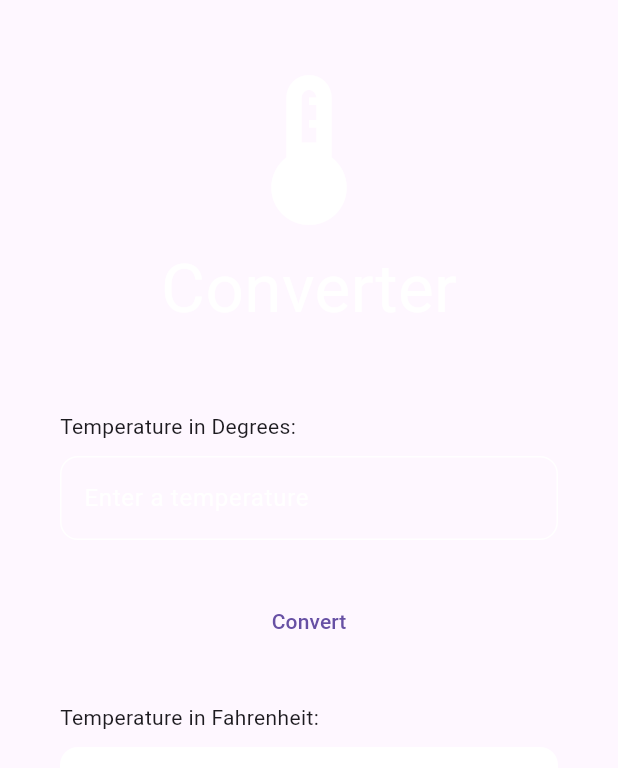
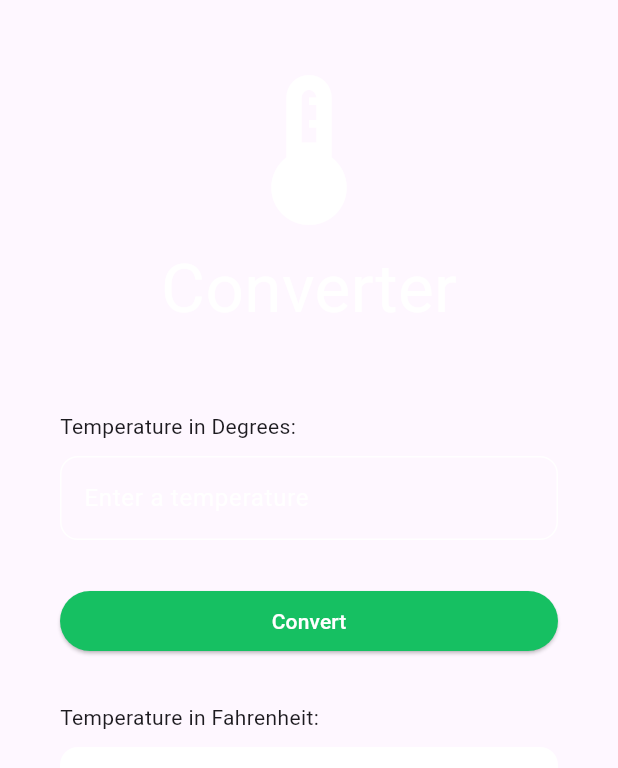
Before and after one commit to KimsokhomZz/FLUTTER-TERM-1, a Flutter app: the Temperature widget shown alone on an empty page, opened directly, on a phone screen of 412 x 824 dp. Shown: the top 768 px of the screen. Run offline on Flutter 3.47's test engine with Material 3 defaults, Android fonts, the phone set to English and light mode, and no system bars; our stand-ins replace percent_indicator.

Commit message:
Fixed Bug on BONUS-1

```diff
--- a/flutter_workspace/lib/WEEK 6/W6-S1/BONUS-1/main.dart
+++ b/flutter_workspace/lib/WEEK 6/W6-S1/BONUS-1/main.dart
@@ -1,6 +1,6 @@
 import 'package:flutter/material.dart';
-import 'package:flutter_workspace/WEEK%206/W6-S1/EXERCISE-3/screen/temperature.dart';
-import 'package:flutter_workspace/WEEK%206/W6-S1/EXERCISE-3/screen/welcome.dart';
+import 'package:flutter_workspace/WEEK%206/W6-S1/BONUS-1/screen/temperature.dart';
+import 'package:flutter_workspace/WEEK%206/W6-S1/BONUS-1/screen/welcome.dart';
 
 //App Widget
 class TemperatureApp extends StatefulWidget {
@@ -42,7 +42,7 @@ class _TemperatureAppState extends State<TemperatureApp> {
                   ? Welcome(
                       currentScreen: currentScreen,
                     )
-                  : Temperature(),
+                  : const Temperature(),
             ),
           ),
         ),
--- a/flutter_workspace/lib/WEEK 6/W6-S1/BONUS-1/screen/temperature.dart
+++ b/flutter_workspace/lib/WEEK 6/W6-S1/BONUS-1/screen/temperature.dart
@@ -77,11 +77,19 @@ class _TemperatureState extends State<Temperature> {
           const Text("Temperature in Degrees:"),
           const SizedBox(height: 10),
           TextField(
+              controller: _inputController,
               decoration: inputDecoration,
               style: const TextStyle(color: Colors.white)),
           const SizedBox(height: 30),
-          TextButton(
-              onPressed: convertTemperature, child: const Text('Convert')),
+          ElevatedButton(
+              onPressed: convertTemperature,
+              style: ElevatedButton.styleFrom(
+                backgroundColor: const Color(0xff16C062),
+                foregroundColor: Colors.white,
+              ),
+              child: const Text(
+                'Convert',
+              )),
           const SizedBox(height: 30),
           const Text("Temperature in Fahrenheit:"),
           const SizedBox(height: 10),
```
